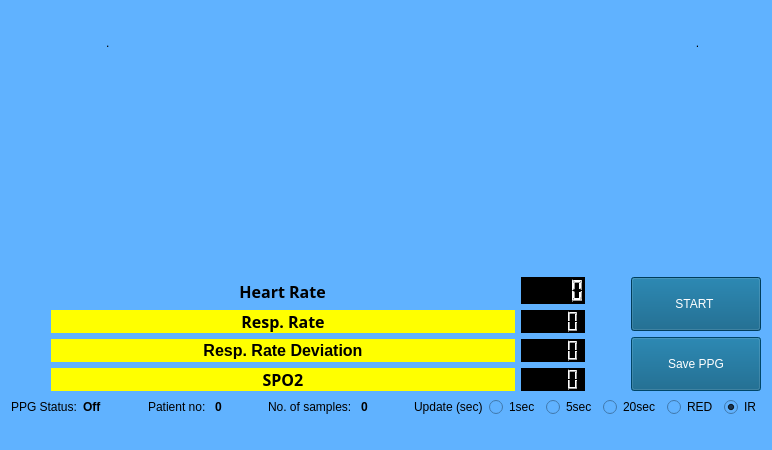
This is TeleDOC/mainwindow.ui in ma-anjum95/FYP as Qt 5 draws it before an edit. The edited form follows.
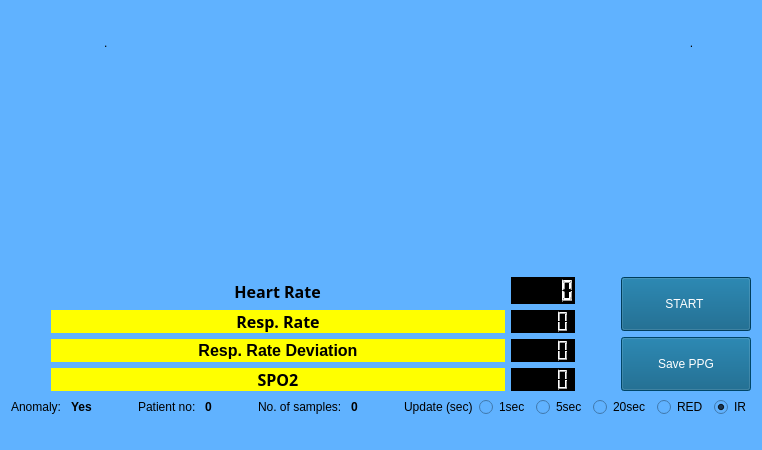
This is the edited form. Icons and pictures are not drawn. Custom widgets are drawn as their Qt base class.

Commit message: Added anomaly detection algorithm.

```diff
--- a/TeleDOC/mainwindow.ui
+++ b/TeleDOC/mainwindow.ui
@@ -456,7 +456,7 @@
       <item>
        <widget class="QLabel" name="label_5">
         <property name="text">
-         <string>PPG Status:</string>
+         <string>Anomaly: </string>
         </property>
        </widget>
       </item>
@@ -472,7 +472,7 @@
          <bool>false</bool>
         </property>
         <property name="text">
-         <string>Off</string>
+         <string>Yes</string>
         </property>
        </widget>
       </item>
```
Left out of the diff: 2 changed lines with no effect on the pictures. The commit also changes 4 other files.
